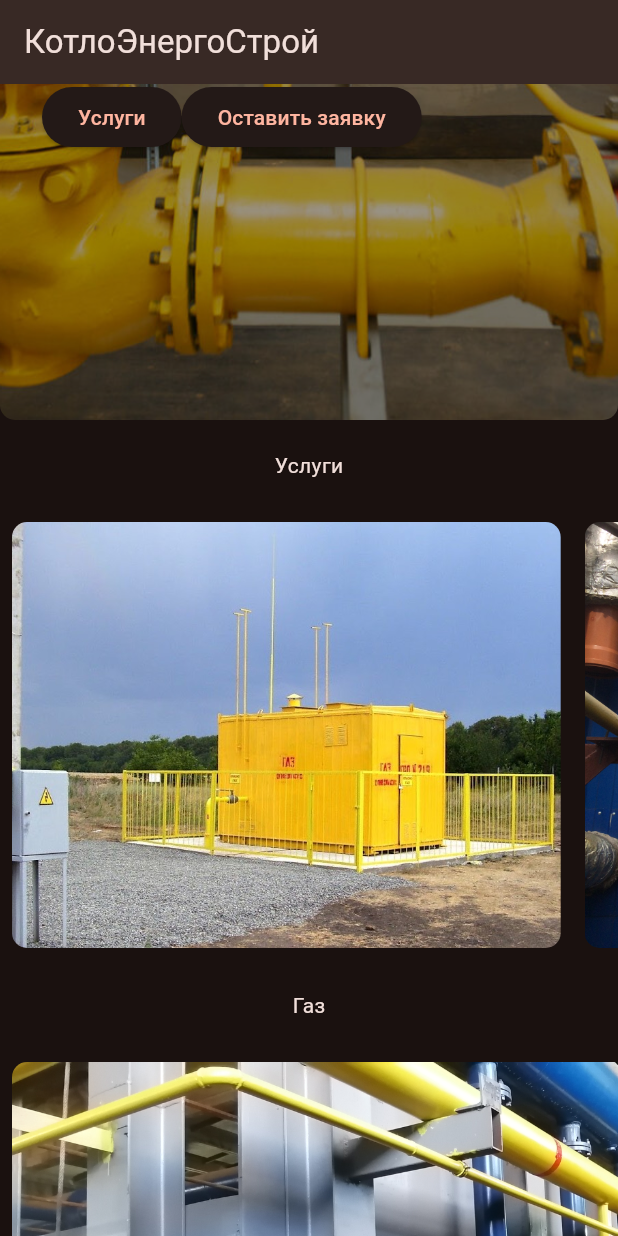
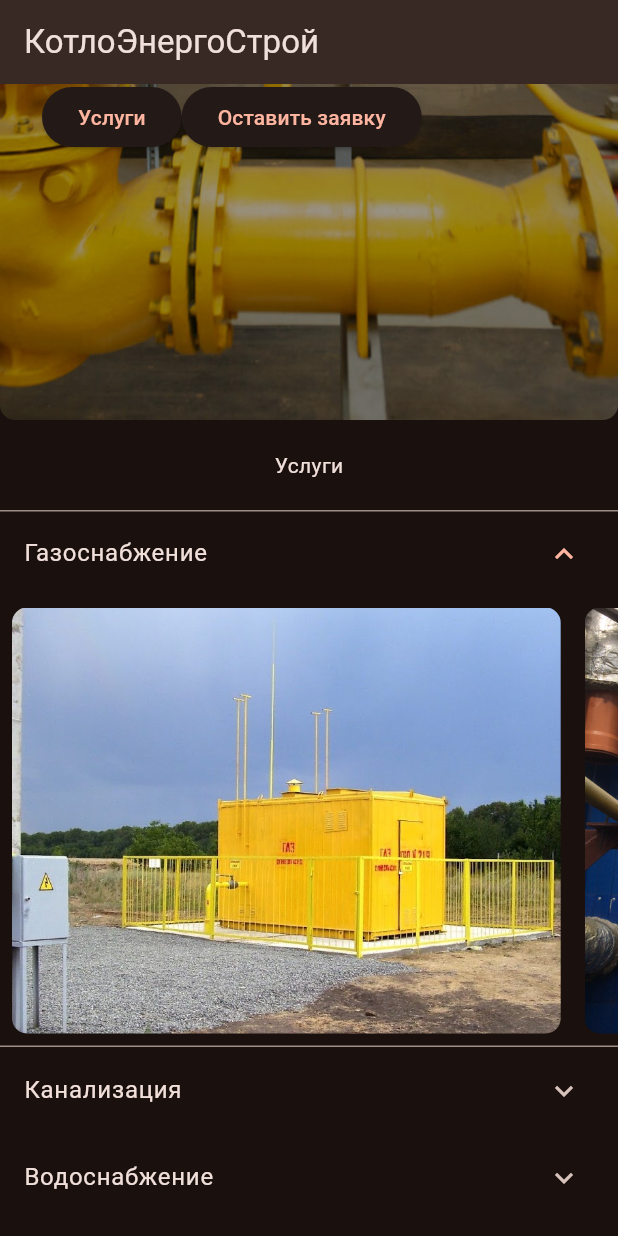
Before and after one commit to ritahild/flutter_appk, a Flutter app: the screen it shows after launch, scrolled down 576 dp, on a phone screen of 412 x 824 dp. Run offline on Flutter 3.47's test engine with Material 3 defaults, Android fonts, the light colour scheme and no system bars; our stand-ins replace dio, flutter_map, latlong2.

Commit message:
images in expansion tiles

```diff
--- a/lib/main.dart
+++ b/lib/main.dart
@@ -41,7 +41,12 @@ class Myapp extends StatelessWidget {
                   ),
                   Padding(
                       key: serviceKey,
-                      padding: const EdgeInsets.all(20.0), child: const Text("Услуги")),
+                      padding: const EdgeInsets.all(20.0),
+                      child: const Text("Услуги")),
+                  ExpansionTile(
+                    title: Text("Газоснабжение"),
+                    initiallyExpanded: true,
+                    children: [
                     SizedBox(
                       height: 300,
                       child: ListView(
@@ -53,8 +58,10 @@ class Myapp extends StatelessWidget {
                         ],
                       ),
                     ),
-                  const Padding(
-                      padding: EdgeInsets.all(20.0), child: Text("Газ")),
+                  ]),
+                  ExpansionTile(
+                    title: Text("Канализация"),
+                    children: [
                       SizedBox(
                         height: 300,
                         child: ListView(
@@ -66,9 +73,9 @@ class Myapp extends StatelessWidget {
                           ],
                         ),
                       ),
-                  const Padding(
-                      padding: EdgeInsets.all(20.0),
-                      child: Text("Канализация")),
+                    ],
+                  ),
+                  ExpansionTile(title: Text("Водоснабжение"), children: [
                     SizedBox(
                       height: 300,
                       child: ListView(
@@ -81,8 +88,10 @@ class Myapp extends StatelessWidget {
                         ],
                       ),
                     ),
-                  const Padding(
-                      padding: EdgeInsets.all(20.0), child: Text("Трубы")),
+                  ]),
+                  ExpansionTile(
+                      title: Text("Дымоходы и вентиляция"),
+                      children: [
                         SizedBox(
                             height: 300,
                             child: ListView(
@@ -92,10 +101,8 @@ class Myapp extends StatelessWidget {
                                 image(im: "assets/vent.jpeg"),
                                 image(im: "assets/vent.jpeg"),
                               ],
-                    ),
-                  ),
-                  const Padding(
-                      padding: EdgeInsets.all(20.0), child: Text("Вода")),
+                            )),
+                      ]),
                   Mail(
                     key: infoKey,
                     MapScreen: null,
@@ -294,12 +301,13 @@ class _StepperExampleState extends State<StepperExample> {
 
   @override
   Widget build(BuildContext context) {
-    return LayoutBuilder(
-      builder: (context, constraints) {
+    return LayoutBuilder(builder: (context, constraints) {
       return SizedBox(
         height: (constraints.maxWidth > 700) ? 200 : null,
         child: custom_stepper.Stepper(
-            type: (constraints.maxWidth > 700) ? custom_stepper.StepperType.horizontal : custom_stepper.StepperType.vertical,
+          type: (constraints.maxWidth > 700)
+              ? custom_stepper.StepperType.horizontal
+              : custom_stepper.StepperType.vertical,
           physics: const NeverScrollableScrollPhysics(),
           controlsBuilder: (context, details) {
             return Padding(
@@ -381,8 +389,7 @@ class _StepperExampleState extends State<StepperExample> {
           ],
         ),
       );
-      }
-    );
+    });
   }
 }
 
--- a/pubspec.yaml
+++ b/pubspec.yaml
@@ -19,7 +19,7 @@ publish_to: 'none' # Remove this line if you wish to publish to pub.dev
 version: 1.0.0+1
 
 environment:
-  sdk: '>=3.3.4 <4.0.0'
+  sdk: '>=3.3.0 <4.0.0'
 
 # Dependencies specify other packages that your package needs in order to work.
 # To automatically upgrade your package dependencies to the latest versions
```
Also changed, not shown: pubspec.lock, 6 other files. Lines whose indentation alone changed are shown as unchanged.
